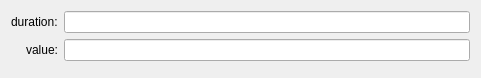
Before: the Qt Designer form uis/analog-event-constant.ui in AlbertHdz4/qplayer, drawn with Qt 5.
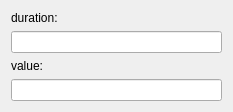
After: the same form once the commit is applied.

```diff
--- a/uis/analog-event-constant.ui
+++ b/uis/analog-event-constant.ui
@@ -6,35 +6,32 @@
    <rect>
     <x>0</x>
     <y>0</y>
-    <width>481</width>
-    <height>78</height>
+    <width>233</width>
+    <height>112</height>
    </rect>
   </property>
   <property name="windowTitle">
    <string>Form</string>
   </property>
-  <layout class="QFormLayout" name="formLayout">
-   <property name="labelAlignment">
-    <set>Qt::AlignRight|Qt::AlignTrailing|Qt::AlignVCenter</set>
-   </property>
-   <item row="0" column="0">
+  <layout class="QVBoxLayout" name="verticalLayout">
+   <item>
     <widget class="QLabel" name="label">
      <property name="text">
       <string>duration:</string>
      </property>
     </widget>
    </item>
-   <item row="0" column="1">
+   <item>
     <widget class="QLineEdit" name="duration"/>
    </item>
-   <item row="1" column="0">
+   <item>
     <widget class="QLabel" name="label_2">
      <property name="text">
       <string>value:</string>
      </property>
     </widget>
    </item>
-   <item row="1" column="1">
+   <item>
     <widget class="QLineEdit" name="val"/>
    </item>
   </layout>
```
